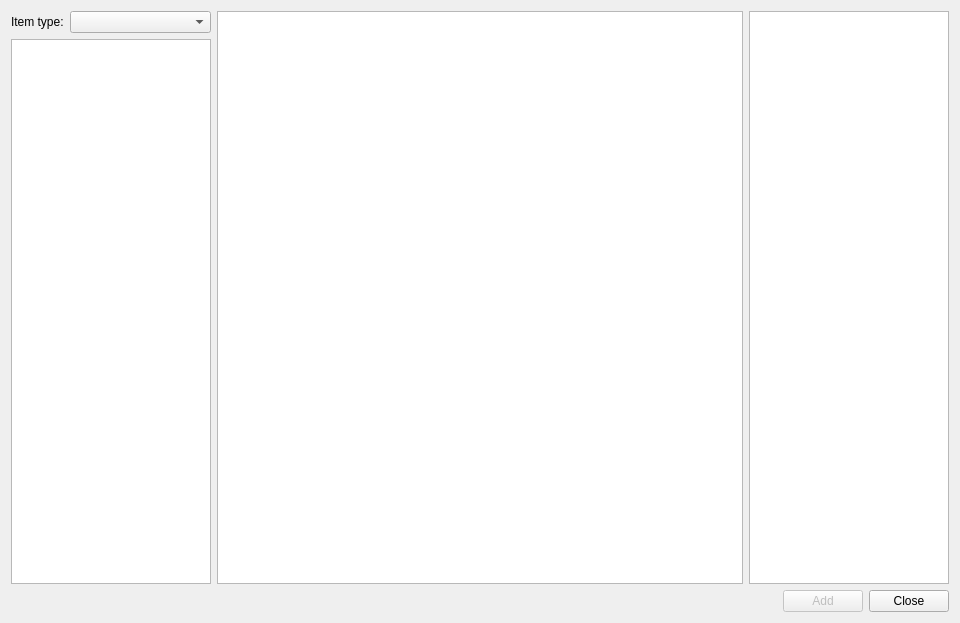
Before: the Qt Designer form additemdialog.ui in geertdaelemans/BrickManager, drawn with Qt 5.
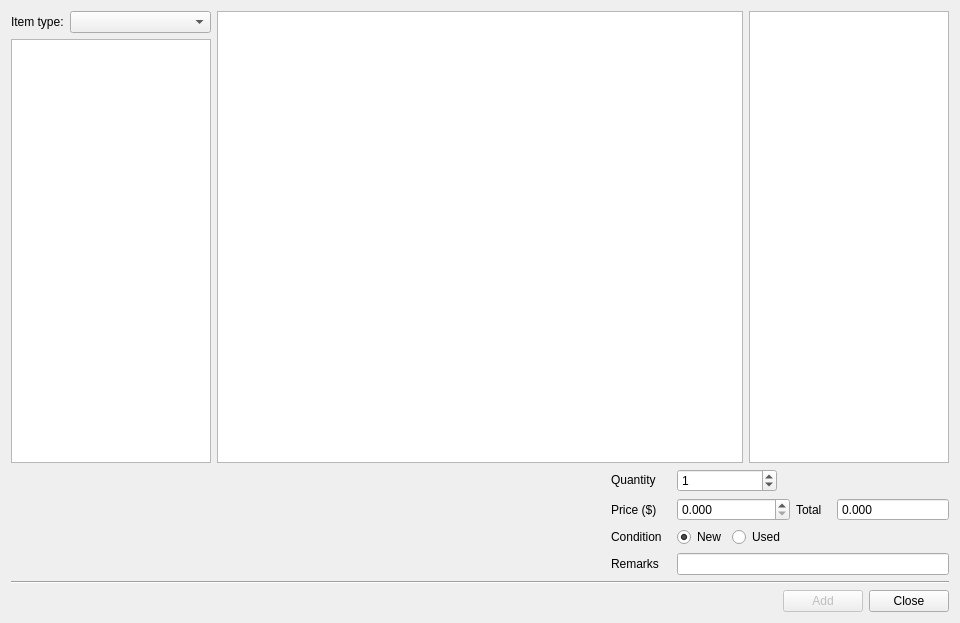
After: the same form once the commit is applied.

Commit message: Extended the Add Items menu with Cost and Remarks.

```diff
--- a/additemdialog.ui
+++ b/additemdialog.ui
@@ -250,6 +250,276 @@
      </item>
     </layout>
    </item>
+   <item>
+    <layout class="QHBoxLayout" name="horizontalLayout_2">
+     <item>
+      <layout class="QVBoxLayout" name="information">
+       <property name="sizeConstraint">
+        <enum>QLayout::SetDefaultConstraint</enum>
+       </property>
+       <item>
+        <spacer name="horizontalSpacer_2">
+         <property name="orientation">
+          <enum>Qt::Horizontal</enum>
+         </property>
+         <property name="sizeType">
+          <enum>QSizePolicy::Fixed</enum>
+         </property>
+         <property name="sizeHint" stdset="0">
+          <size>
+           <width>600</width>
+           <height>20</height>
+          </size>
+         </property>
+        </spacer>
+       </item>
+      </layout>
+     </item>
+     <item>
+      <layout class="QVBoxLayout" name="parametersInput">
+       <item>
+        <layout class="QHBoxLayout" name="quantityLayout">
+         <item>
+          <widget class="QLabel" name="quantityLabel">
+           <property name="sizePolicy">
+            <sizepolicy hsizetype="Fixed" vsizetype="Fixed">
+             <horstretch>0</horstretch>
+             <verstretch>0</verstretch>
+            </sizepolicy>
+           </property>
+           <property name="minimumSize">
+            <size>
+             <width>60</width>
+             <height>0</height>
+            </size>
+           </property>
+           <property name="maximumSize">
+            <size>
+             <width>60</width>
+             <height>16777215</height>
+            </size>
+           </property>
+           <property name="text">
+            <string>Quantity</string>
+           </property>
+          </widget>
+         </item>
+         <item>
+          <widget class="QSpinBox" name="quantityInput">
+           <property name="sizePolicy">
+            <sizepolicy hsizetype="Preferred" vsizetype="Fixed">
+             <horstretch>0</horstretch>
+             <verstretch>0</verstretch>
+            </sizepolicy>
+           </property>
+           <property name="minimumSize">
+            <size>
+             <width>100</width>
+             <height>0</height>
+            </size>
+           </property>
+           <property name="maximumSize">
+            <size>
+             <width>100</width>
+             <height>16777215</height>
+            </size>
+           </property>
+           <property name="value">
+            <number>1</number>
+           </property>
+          </widget>
+         </item>
+         <item>
+          <spacer name="horizontalSpacer_3">
+           <property name="orientation">
+            <enum>Qt::Horizontal</enum>
+           </property>
+           <property name="sizeHint" stdset="0">
+            <size>
+             <width>40</width>
+             <height>20</height>
+            </size>
+           </property>
+          </spacer>
+         </item>
+        </layout>
+       </item>
+       <item>
+        <layout class="QHBoxLayout" name="priceLayout">
+         <item>
+          <widget class="QLabel" name="priceLabel">
+           <property name="sizePolicy">
+            <sizepolicy hsizetype="Fixed" vsizetype="Preferred">
+             <horstretch>0</horstretch>
+             <verstretch>0</verstretch>
+            </sizepolicy>
+           </property>
+           <property name="minimumSize">
+            <size>
+             <width>60</width>
+             <height>0</height>
+            </size>
+           </property>
+           <property name="maximumSize">
+            <size>
+             <width>60</width>
+             <height>16777215</height>
+            </size>
+           </property>
+           <property name="text">
+            <string>Price ($)</string>
+           </property>
+          </widget>
+         </item>
+         <item>
+          <widget class="QDoubleSpinBox" name="priceInput">
+           <property name="decimals">
+            <number>3</number>
+           </property>
+          </widget>
+         </item>
+         <item>
+          <widget class="QLabel" name="totalLabel">
+           <property name="sizePolicy">
+            <sizepolicy hsizetype="Fixed" vsizetype="Preferred">
+             <horstretch>0</horstretch>
+             <verstretch>0</verstretch>
+            </sizepolicy>
+           </property>
+           <property name="minimumSize">
+            <size>
+             <width>35</width>
+             <height>0</height>
+            </size>
+           </property>
+           <property name="maximumSize">
+            <size>
+             <width>35</width>
+             <height>16777215</height>
+            </size>
+           </property>
+           <property name="text">
+            <string>Total</string>
+           </property>
+          </widget>
+         </item>
+         <item>
+          <widget class="QDoubleSpinBox" name="totalInput">
+           <property name="readOnly">
+            <bool>true</bool>
+           </property>
+           <property name="buttonSymbols">
+            <enum>QAbstractSpinBox::NoButtons</enum>
+           </property>
+           <property name="decimals">
+            <number>3</number>
+           </property>
+          </widget>
+         </item>
+        </layout>
+       </item>
+       <item>
+        <layout class="QHBoxLayout" name="conditionLayout">
+         <item>
+          <widget class="QLabel" name="conditionLabel">
+           <property name="sizePolicy">
+            <sizepolicy hsizetype="Fixed" vsizetype="Preferred">
+             <horstretch>0</horstretch>
+             <verstretch>0</verstretch>
+            </sizepolicy>
+           </property>
+           <property name="minimumSize">
+            <size>
+             <width>60</width>
+             <height>0</height>
+            </size>
+           </property>
+           <property name="maximumSize">
+            <size>
+             <width>60</width>
+             <height>16777215</height>
+            </size>
+           </property>
+           <property name="text">
+            <string>Condition</string>
+           </property>
+          </widget>
+         </item>
+         <item>
+          <widget class="QRadioButton" name="radioButtonNew">
+           <property name="text">
+            <string>New</string>
+           </property>
+           <property name="checked">
+            <bool>true</bool>
+           </property>
+          </widget>
+         </item>
+         <item>
+          <widget class="QRadioButton" name="radioButtonUsed">
+           <property name="text">
+            <string>Used</string>
+           </property>
+          </widget>
+         </item>
+         <item>
+          <spacer name="horizontalSpacer_4">
+           <property name="orientation">
+            <enum>Qt::Horizontal</enum>
+           </property>
+           <property name="sizeHint" stdset="0">
+            <size>
+             <width>40</width>
+             <height>20</height>
+            </size>
+           </property>
+          </spacer>
+         </item>
+        </layout>
+       </item>
+       <item>
+        <layout class="QHBoxLayout" name="remarksLayout">
+         <item>
+          <widget class="QLabel" name="remarksLabel">
+           <property name="sizePolicy">
+            <sizepolicy hsizetype="Fixed" vsizetype="Preferred">
+             <horstretch>0</horstretch>
+             <verstretch>0</verstretch>
+            </sizepolicy>
+           </property>
+           <property name="minimumSize">
+            <size>
+             <width>60</width>
+             <height>0</height>
+            </size>
+           </property>
+           <property name="maximumSize">
+            <size>
+             <width>60</width>
+             <height>16777215</height>
+            </size>
+           </property>
+           <property name="text">
+            <string>Remarks</string>
+           </property>
+          </widget>
+         </item>
+         <item>
+          <widget class="QLineEdit" name="remarksInput"/>
+         </item>
+        </layout>
+       </item>
+      </layout>
+     </item>
+    </layout>
+   </item>
+   <item>
+    <widget class="Line" name="line">
+     <property name="orientation">
+      <enum>Qt::Horizontal</enum>
+     </property>
+    </widget>
+   </item>
    <item>
     <layout class="QHBoxLayout" name="buttonBar">
      <item>
```
The commit also changes 3 other files.
